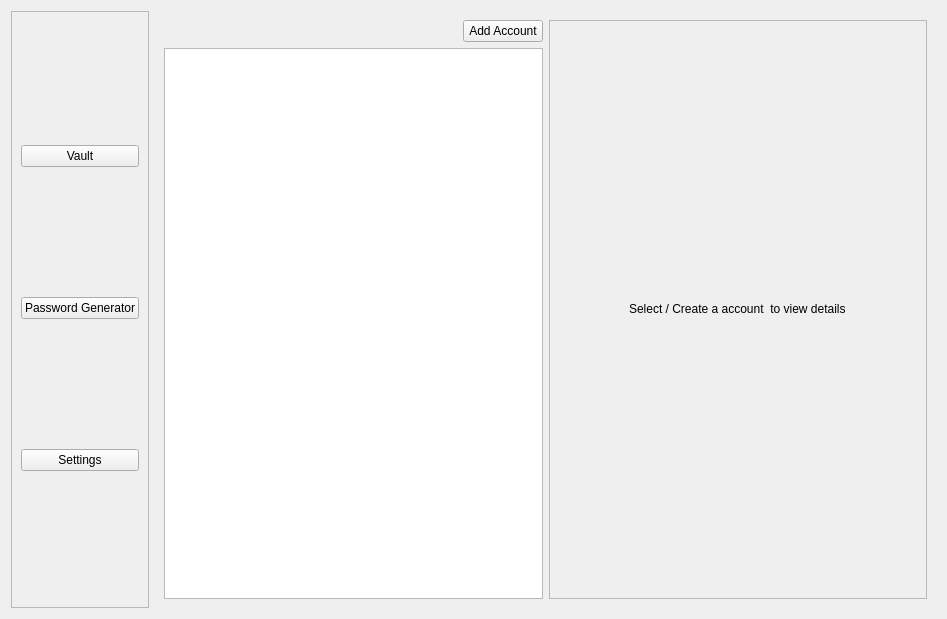
This is pages/view/dashboard/dashboard.ui in SahisN/PasswordManager as Qt 5 draws it before an edit. The edited form follows.
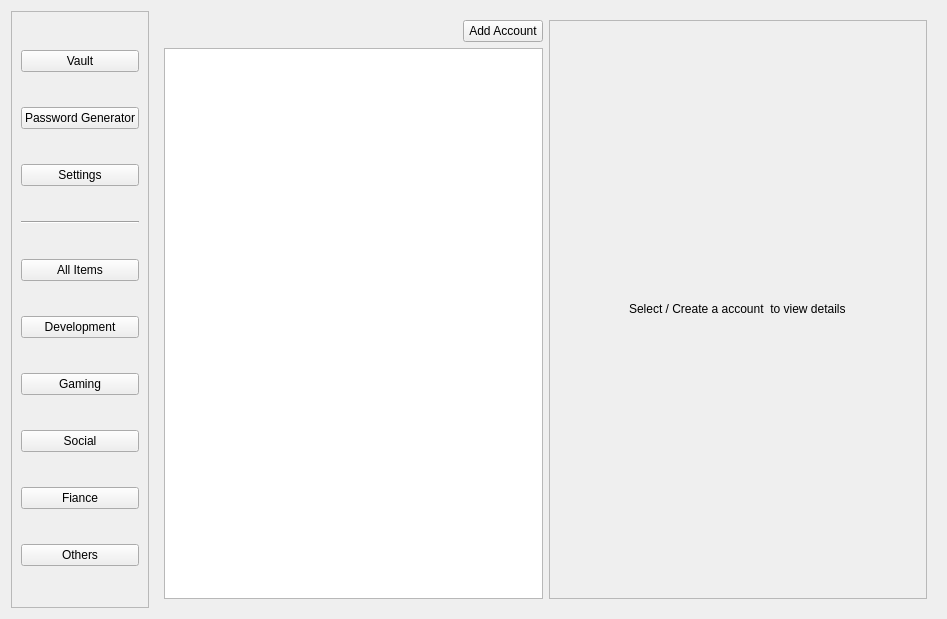
This is the edited form. The open tabs and pages were chosen to show the change.

Commit message: feat: added category sorting

```diff
--- a/pages/view/dashboard/dashboard.ui
+++ b/pages/view/dashboard/dashboard.ui
@@ -46,6 +46,55 @@
           </property>
          </widget>
         </item>
+        <item>
+         <widget class="Line" name="line_2">
+          <property name="orientation">
+           <enum>Qt::Orientation::Horizontal</enum>
+          </property>
+         </widget>
+        </item>
+        <item>
+         <widget class="QPushButton" name="allCategoryBtn">
+          <property name="text">
+           <string>All Items</string>
+          </property>
+         </widget>
+        </item>
+        <item>
+         <widget class="QPushButton" name="developmentCategoryBtn">
+          <property name="text">
+           <string>Development</string>
+          </property>
+         </widget>
+        </item>
+        <item>
+         <widget class="QPushButton" name="gamingCategoryBtn">
+          <property name="text">
+           <string>Gaming</string>
+          </property>
+         </widget>
+        </item>
+        <item>
+         <widget class="QPushButton" name="socialCategoryBtn">
+          <property name="text">
+           <string>Social</string>
+          </property>
+         </widget>
+        </item>
+        <item>
+         <widget class="QPushButton" name="FianceCategoryBtn">
+          <property name="text">
+           <string>Fiance</string>
+          </property>
+         </widget>
+        </item>
+        <item>
+         <widget class="QPushButton" name="otherCategoryBtn">
+          <property name="text">
+           <string>Others</string>
+          </property>
+         </widget>
+        </item>
        </layout>
       </widget>
      </item>
```
Left out of the diff: 2 changed lines with no effect on the pictures. The commit also changes 4 other files.
